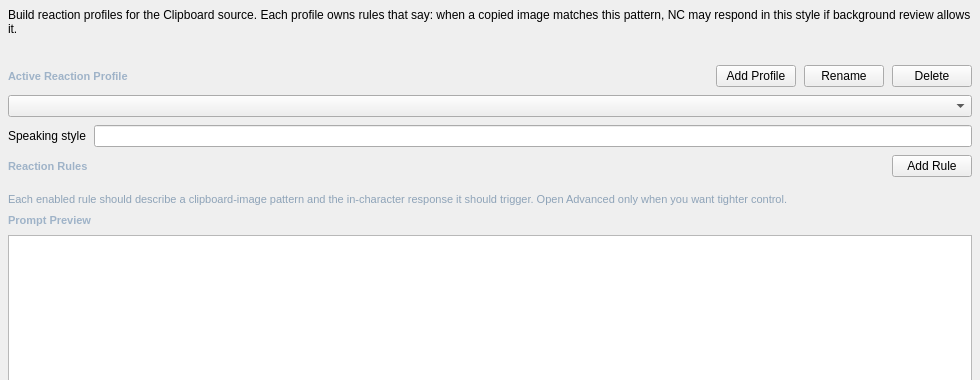
The window that addons/clipboard_supervisor/ui/clipboard_supervisor.ui (Rakile/NeuralCompanion) describes before a commit, drawn with Qt 5; both pictures show x 0 to 980 and y 0 to 380 of the 980 by 760 pixel window.
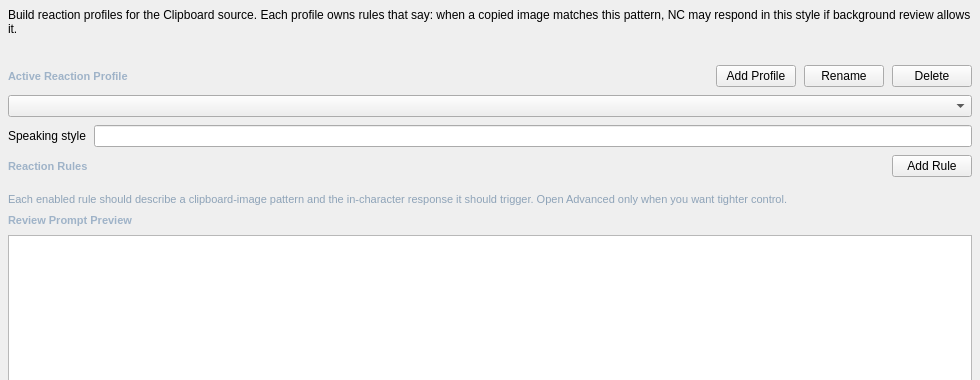
The same window after the commit.

What changed in the file:
```diff
--- a/addons/clipboard_supervisor/ui/clipboard_supervisor.ui
+++ b/addons/clipboard_supervisor/ui/clipboard_supervisor.ui
@@ -58,7 +58,7 @@
     </widget>
    </item>
    <item><widget class="QLabel" name="clipboard_supervisor_note_label"><property name="styleSheet"><string notr="true">color: #8ea3b8; font-size: 11px;</string></property><property name="text"><string>Each enabled rule should describe a clipboard-image pattern and the in-character response it should trigger. Open Advanced only when you want tighter control.</string></property><property name="wordWrap"><bool>true</bool></property></widget></item>
-   <item><widget class="QLabel" name="clipboard_supervisor_preview_label"><property name="styleSheet"><string notr="true">color: #9fb3c8; font-size: 11px; font-weight: 600;</string></property><property name="text"><string>Prompt Preview</string></property></widget></item>
+   <item><widget class="QLabel" name="clipboard_supervisor_preview_label"><property name="styleSheet"><string notr="true">color: #9fb3c8; font-size: 11px; font-weight: 600;</string></property><property name="text"><string>Review Prompt Preview</string></property></widget></item>
    <item><widget class="QPlainTextEdit" name="clipboard_supervisor_preview_edit"><property name="minimumHeight"><number>180</number></property><property name="readOnly"><bool>true</bool></property></widget></item>
    <item><spacer name="root_spacer"><property name="orientation"><enum>Qt::Vertical</enum></property><property name="sizeHint" stdset="0"><size><width>20</width><height>40</height></size></property></spacer></item>
   </layout>
```
